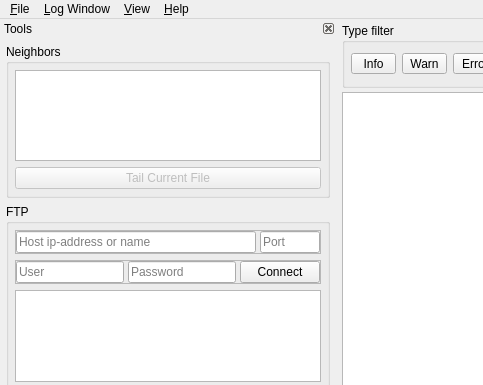
This is main_window.ui in TommyGustavsson/log_viewer as Qt 5 draws it before an edit; both pictures show x 0 to 483 and y 0 to 385 of the 1254 by 805 pixel window. The edited form follows.
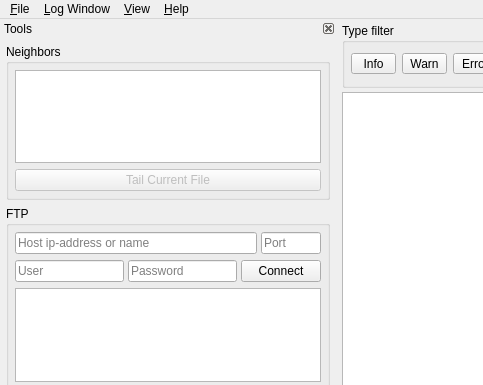
This is the edited form. Custom widgets are drawn as their Qt base class.

Commit message: Small adjustements to stylesheet

```diff
--- a/main_window.ui
+++ b/main_window.ui
@@ -440,12 +440,6 @@
         </property>
         <item>
          <widget class="QFrame" name="frame_4">
-          <property name="frameShape">
-           <enum>QFrame::StyledPanel</enum>
-          </property>
-          <property name="frameShadow">
-           <enum>QFrame::Raised</enum>
-          </property>
           <layout class="QHBoxLayout" name="horizontalLayout_5">
            <property name="spacing">
             <number>4</number>
@@ -478,12 +472,6 @@
         </item>
         <item>
          <widget class="QFrame" name="frame_2">
-          <property name="frameShape">
-           <enum>QFrame::StyledPanel</enum>
-          </property>
-          <property name="frameShadow">
-           <enum>QFrame::Raised</enum>
-          </property>
           <layout class="QHBoxLayout" name="horizontalLayout_3">
            <property name="spacing">
             <number>4</number>
```
Left out of the diff: 6 changed lines with no effect on the pictures. The commit also changes 1 other file.
